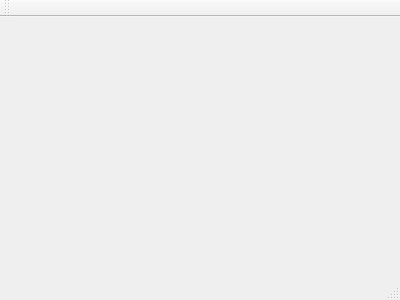
LisGein/LinuxCppLessons, file OpenGL/mainwindow.ui: the form before one commit.
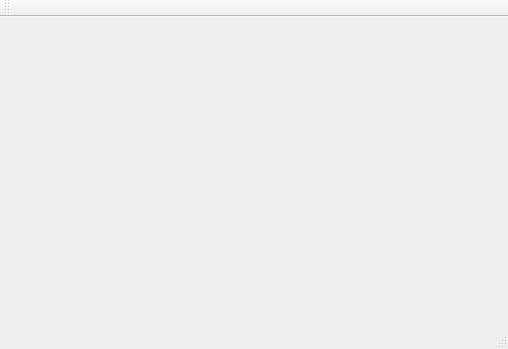
The form after the commit.

```diff
--- a/OpenGL/mainwindow.ui
+++ b/OpenGL/mainwindow.ui
@@ -6,27 +6,23 @@
    <rect>
     <x>0</x>
     <y>0</y>
-    <width>400</width>
-    <height>300</height>
+    <width>508</width>
+    <height>349</height>
    </rect>
   </property>
   <property name="windowTitle">
    <string>MainWindow</string>
   </property>
   <widget class="QWidget" name="centralWidget">
+   <layout class="QGridLayout" name="gridLayout">
+    <item row="0" column="0">
    <widget class="QLabel" name="label">
-    <property name="geometry">
-     <rect>
-      <x>80</x>
-      <y>40</y>
-      <width>241</width>
-      <height>161</height>
-     </rect>
-    </property>
     <property name="text">
      <string/>
     </property>
    </widget>
+    </item>
+   </layout>
   </widget>
   <widget class="QMenuBar" name="menuBar">
    <property name="geometry">
```
Left out of the diff: 2 changed lines with no effect on the pictures. Lines whose indentation alone changed are shown as unchanged.
